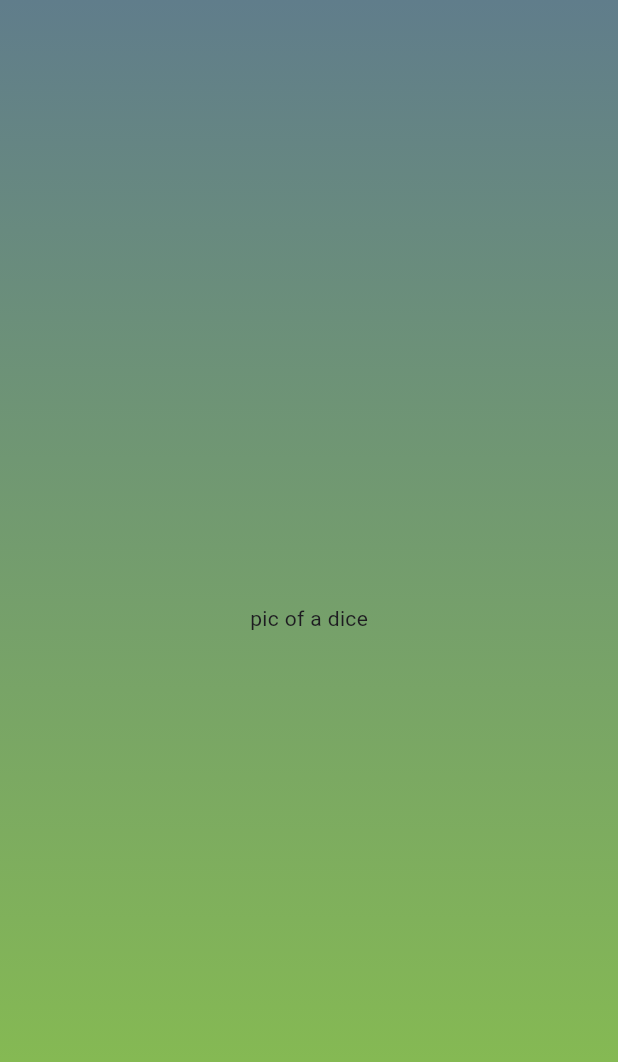
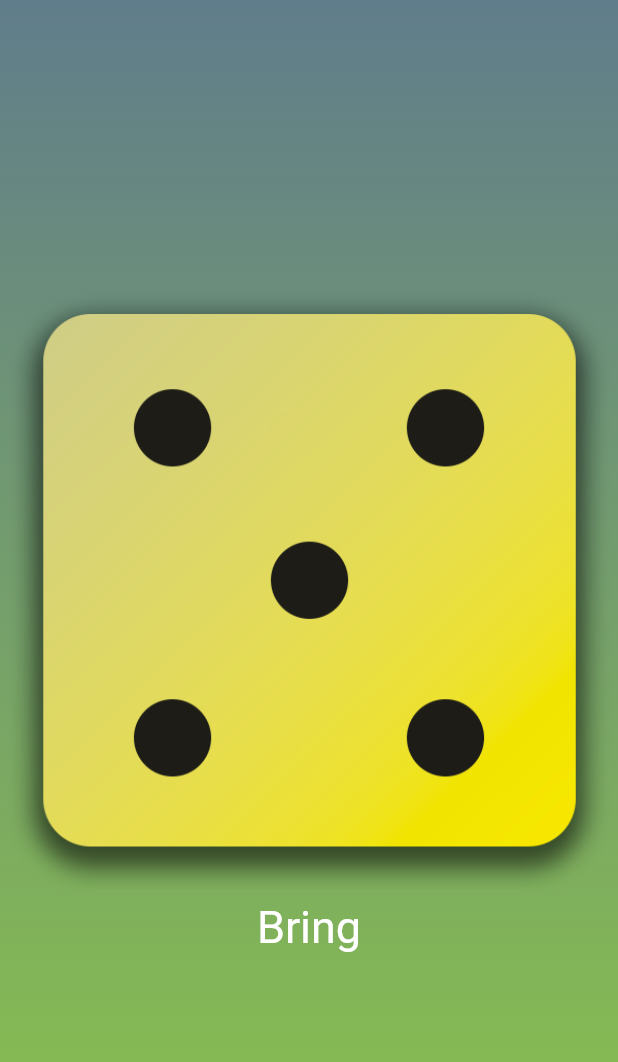
Before and after one commit to itrieditlikethis/dice_roller, a Flutter app: the screen it shows after launch, on a phone screen of 412 x 824 dp. Shown: the top 1062 px of the screen. Run offline on Flutter 3.47's test engine with Material 3 defaults, Android fonts, the phone set to English and light mode, and no system bars.

Commit message:
feat: add dice roller

```diff
--- /dev/null
+++ b/lib/dice_roller.dart
@@ -0,0 +1,57 @@
+import 'dart:math';
+
+import 'package:flutter/material.dart';
+
+final randomiser = Random();
+
+int diceValueRandomiser() {
+  return randomiser.nextInt(6) + 1;
+}
+
+class DiceRoller extends StatefulWidget {
+  const DiceRoller({super.key});
+
+  @override
+  State<DiceRoller> createState() => _DiceRoller();
+}
+
+class _DiceRoller extends State<DiceRoller> {
+  late int currentDiceRoll;
+
+  @override
+  void initState() {
+    currentDiceRoll = diceValueRandomiser();
+    super.initState();
+  }
+
+  void rollDice() async {
+    for (int i = 0; i < 5; i++) {
+      await Future.delayed(const Duration(milliseconds: 200), () {
+        setState(() {
+          currentDiceRoll = diceValueRandomiser();
+        });
+      });
+    }
+  }
+
+  @override
+  Widget build(BuildContext context) {
+    return Column(
+      mainAxisAlignment: MainAxisAlignment.center,
+      crossAxisAlignment: CrossAxisAlignment.center,
+      children: [
+        Image(
+          image: AssetImage('assets/images/dice-$currentDiceRoll.png'),
+        ),
+        TextButton(
+          onPressed: rollDice,
+          style: TextButton.styleFrom(
+            foregroundColor: Colors.white,
+            textStyle: const TextStyle(fontSize: 30),
+          ),
+          child: const Text('Bring'),
+        )
+      ],
+    );
+  }
+}
--- a/lib/main.dart
+++ b/lib/main.dart
@@ -3,9 +3,9 @@ import 'package:flutter/material.dart';
 
 void main() {
   runApp(
-    MaterialApp(
+    const MaterialApp(
       home: Scaffold(
-        body: const ScreenContainer(
+        body: ScreenContainer(
           color1: Colors.blueGrey,
           color2: Colors.lightGreen,
         ),
--- a/lib/screen_container.dart
+++ b/lib/screen_container.dart
@@ -1,3 +1,4 @@
+import 'package:dice_roller/dice_roller.dart';
 import 'package:flutter/material.dart';
 
 class ScreenContainer extends StatelessWidget {
@@ -21,9 +22,7 @@ class ScreenContainer extends StatelessWidget {
         ),
       ),
       child: const Center(
-        child: Text(
-          'pic of a dice',
-        ),
+        child: DiceRoller(),
       ),
     );
   }
```
Also changed, not shown: pubspec.yaml (+8 -2 lines), assets/images/dice-1.png (added), assets/images/dice-2.png (added), assets/images/dice-3.png (added), assets/images/dice-4.png (added), assets/images/dice-5.png (added), assets/images/dice-6.png (added).
